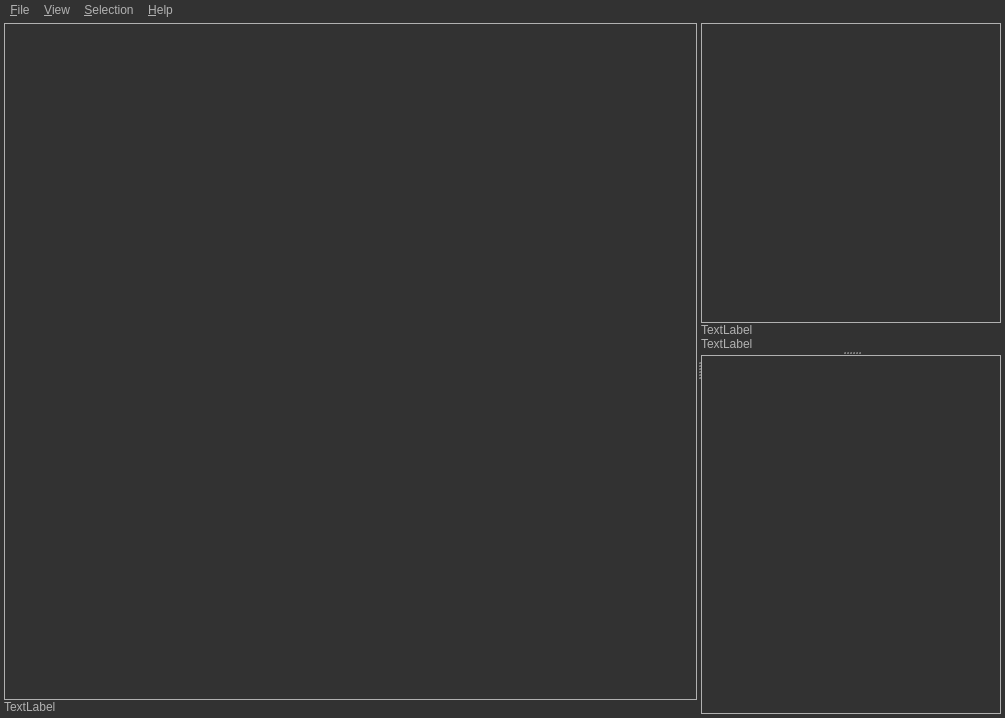
First picture: the form in src/saisieQT/mainwindow.ui, repository micmacIGN/micmac, before the edit.
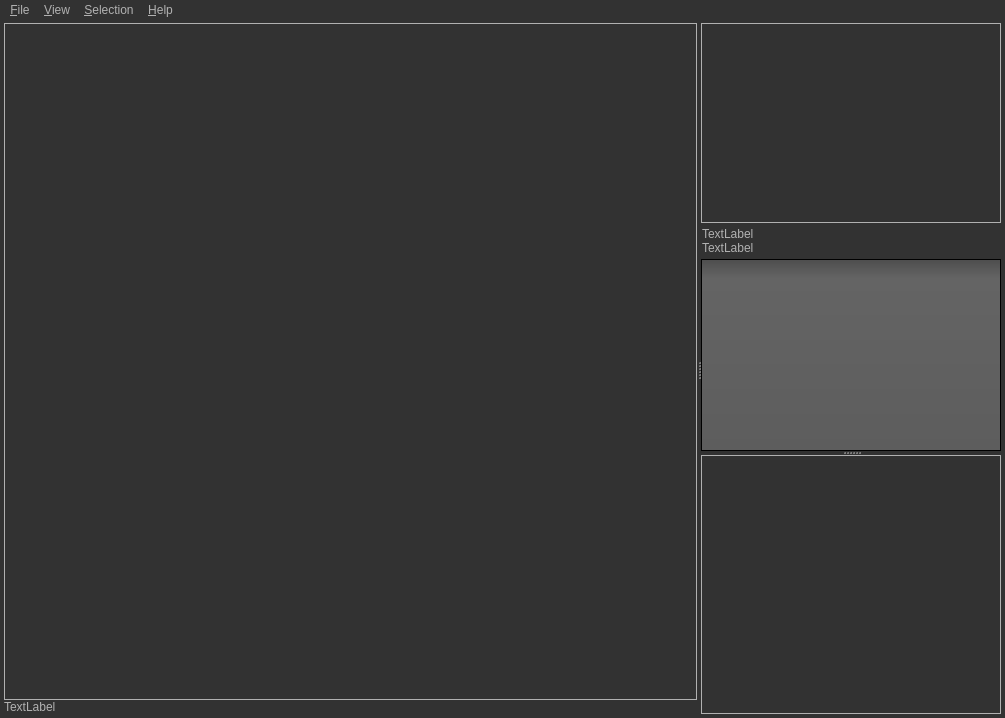
Second picture: the form after the edit. Icons and pictures are not drawn.

Commit message: SaisieQt : QTreeView

Diff of the .ui file:
```diff
--- a/src/saisieQT/mainwindow.ui
+++ b/src/saisieQT/mainwindow.ui
@@ -47,6 +47,12 @@
     background-color: QLinearGradient( x1: 0, y1: 0, x2: 0, y2: 1, stop: 0 #ffa02f, stop: 1 #d7801a);
 }
 
+QTreeView:item:hover
+{
+    background-color: #ffa02f;
+    color: #000000;
+}
+
 QFrame[frameShape=&quot;1&quot;]
 {
 	border: 1px solid #707070;
@@ -636,7 +642,7 @@
         </property>
         <layout class="QVBoxLayout" name="verticalLayout_4">
          <property name="spacing">
-          <number>0</number>
+          <number>2</number>
          </property>
          <property name="leftMargin">
           <number>0</number>
@@ -661,7 +667,7 @@
            <property name="minimumSize">
             <size>
              <width>300</width>
-             <height>300</height>
+             <height>200</height>
             </size>
            </property>
            <property name="maximumSize">
@@ -685,6 +691,30 @@
           </widget>
          </item>
          <item>
+          <widget class="QFrame" name="frame">
+           <property name="frameShape">
+            <enum>QFrame::NoFrame</enum>
+           </property>
+           <property name="frameShadow">
+            <enum>QFrame::Plain</enum>
+           </property>
+           <layout class="QVBoxLayout" name="verticalLayout">
+            <property name="spacing">
+             <number>0</number>
+            </property>
+            <property name="leftMargin">
+             <number>1</number>
+            </property>
+            <property name="topMargin">
+             <number>2</number>
+            </property>
+            <property name="rightMargin">
+             <number>0</number>
+            </property>
+            <property name="bottomMargin">
+             <number>2</number>
+            </property>
+            <item>
           <widget class="QLabel" name="label_ImageName">
            <property name="sizePolicy">
             <sizepolicy hsizetype="Minimum" vsizetype="Fixed">
@@ -698,6 +728,9 @@
              <height>0</height>
             </size>
            </property>
+              <property name="frameShape">
+               <enum>QFrame::NoFrame</enum>
+              </property>
            <property name="text">
             <string>TextLabel</string>
            </property>
@@ -730,6 +763,12 @@
             <bool>false</bool>
            </property>
           </widget>
+            </item>
+           </layout>
+          </widget>
+         </item>
+         <item>
+          <widget class="QTreeView" name="treeView"/>
          </item>
         </layout>
        </widget>
```
Lines whose indentation alone changed are shown as unchanged. The commit also changes 2 other files.
